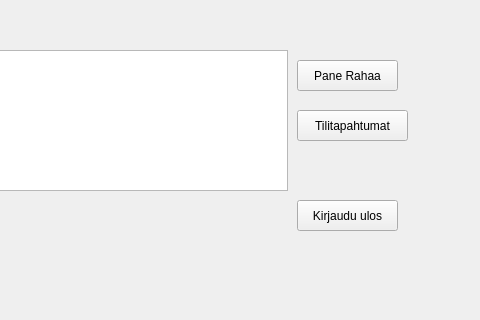
The window that bankautomat/toimintosivu.ui (tvt21kmo-bank-project/group_6) describes before a commit, drawn with Qt 5; both pictures show x 243 to 723 and y 0 to 320 of the 723 by 531 pixel window.
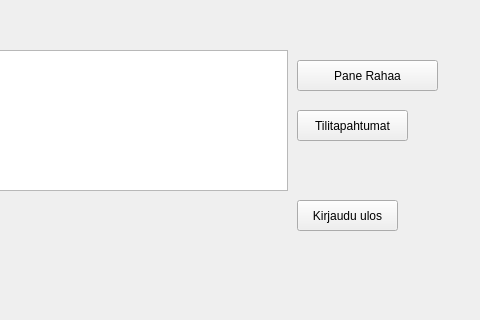
The same window after the commit.

What changed in the file:
```diff
--- a/bankautomat/toimintosivu.ui
+++ b/bankautomat/toimintosivu.ui
@@ -31,7 +31,7 @@
     <rect>
      <x>540</x>
      <y>60</y>
-     <width>101</width>
+     <width>141</width>
      <height>31</height>
     </rect>
    </property>
```
